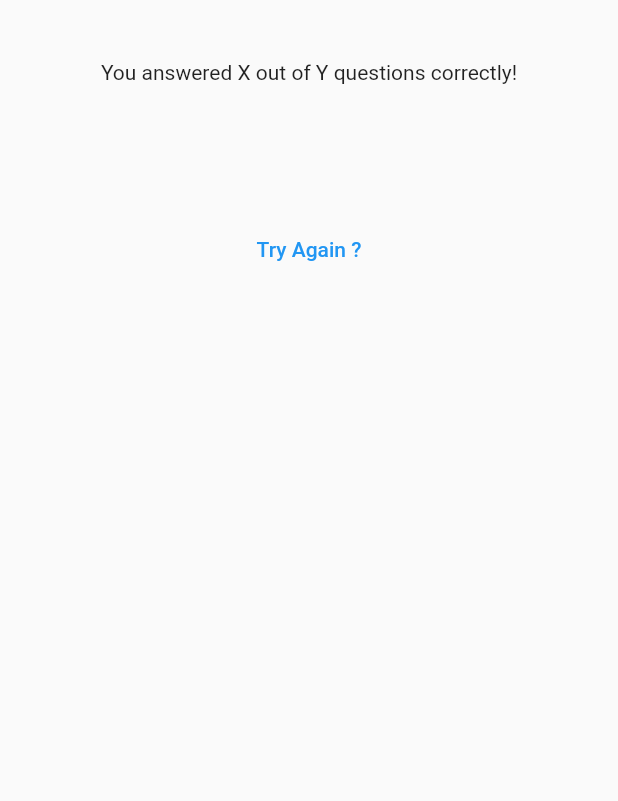
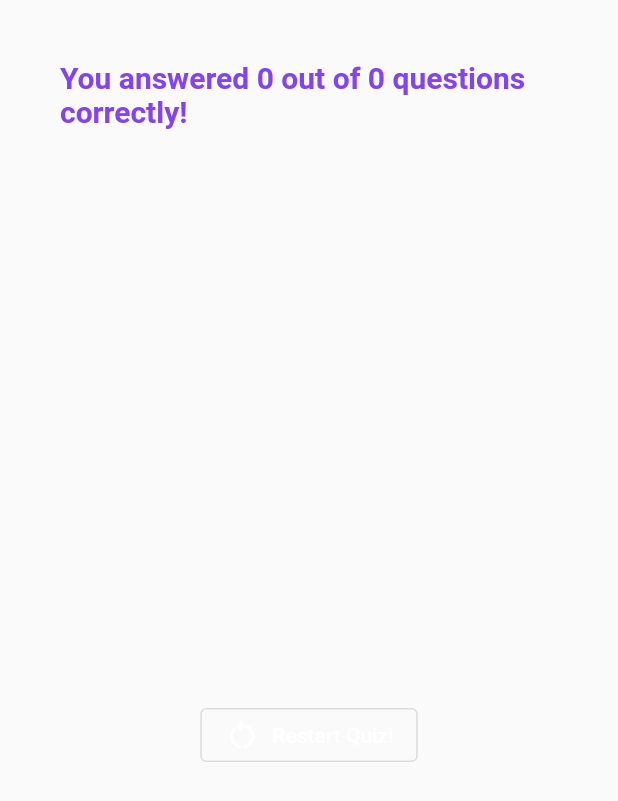
Before and after one commit to 1lordraiden1/Quiz_app, a Flutter app: the Result widget shown alone on an empty page, opened directly with empty values, on a phone screen of 412 x 824 dp. Shown: the top 801 px of the screen. Run offline on Flutter 3.47's test engine with Material 2 defaults, Android fonts, the phone set to English and light mode, and no system bars; our stand-ins replace google_fonts.

Commit message:
all functions fine

```diff
--- a/lib/answer_button.dart
+++ b/lib/answer_button.dart
@@ -13,7 +13,8 @@
         backgroundColor: const Color.fromARGB(255, 51, 0, 80),
         foregroundColor: Colors.white,
         padding: const EdgeInsets.symmetric(horizontal: 40 ,vertical: 10),
-        shape:RoundedRectangleBorder(borderRadius: BorderRadius.circular(40))
+        shape:RoundedRectangleBorder(borderRadius: BorderRadius.circular(40)),
+
       ),
       onPressed: onTap,
       child: Text(text),
--- a/lib/result.dart
+++ b/lib/result.dart
@@ -1,9 +1,18 @@
 import 'package:flutter/material.dart';
 import 'package:quiz_app/data/questions.dart';
+import 'package:quiz_app/question_summary.dart';
 
 class Result extends StatelessWidget {
-  Result({super.key, required this.choosenAnswers});
+  Result(
+      {super.key,
+      required this.choosenAnswers,
+      required this.correctAnswersCounter,
+      required this.restart});
   List<String> choosenAnswers;
+
+  int correctAnswersCounter;
+
+  void Function() restart;
 
   List<Map<String, Object>> SummaryAnswers() {
     final List<Map<String, Object>> summary = [];
@@ -15,6 +24,7 @@
         'user_answer': choosenAnswers[i],
       });
     }
+
     return summary;
   }
 
@@ -26,15 +36,30 @@
         margin: const EdgeInsets.all(40.0),
         child: Column(
           children: [
-            const Text("You answered X out of Y questions correctly!"),
+            Text(
+              "You answered $correctAnswersCounter out of ${choosenAnswers.length} questions correctly!",
+              style: const TextStyle(
+                color: Color.fromARGB(255, 131, 66, 243),
+                fontSize: 20,
+                fontWeight: FontWeight.bold,
+              ),
+            ),
             const SizedBox(
               height: 30,
             ),
-            ListTile(),
-            TextButton(
-              onPressed: () {},
-              child: const Text('Try Again ?'),
-            ),
+            QuestionSummary(SummaryAnswers()),
+            OutlinedButton.icon(
+              style: OutlinedButton.styleFrom(
+                foregroundColor: Colors.white,
+              ),
+              onPressed: () {
+                restart();
+              },
+              icon: const Icon(
+                Icons.restart_alt,
+              ),
+              label: const Text("Restart Quiz!"),
+            )
           ],
         ),
       ),
```
Also changed, not shown: lib/question_summary.dart (+33 -6 lines), lib/quiz.dart (+25 -4 lines).
